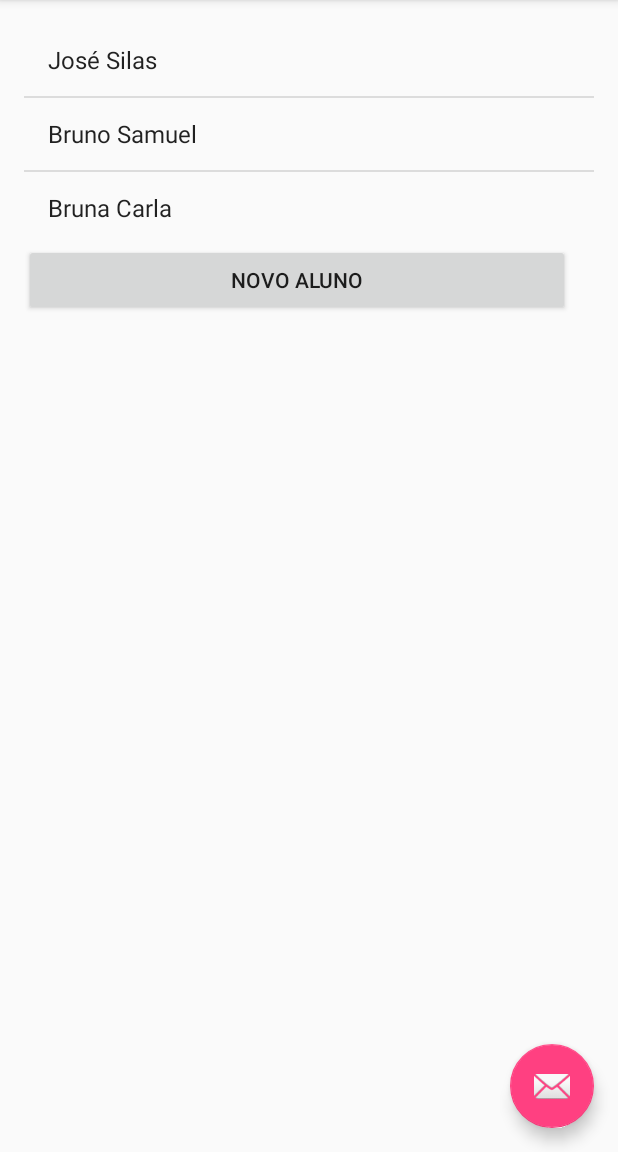
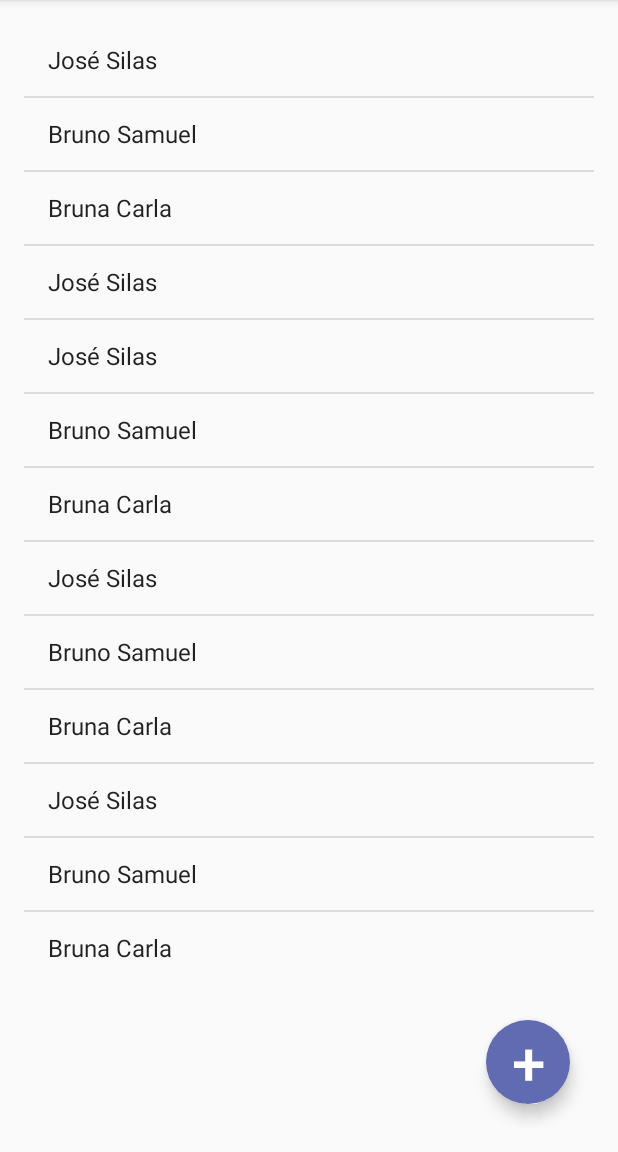
Before and after one commit to silasjr/agenda-android, an Android app: the screen it shows after launch (ListaAlunosActivity), on a phone screen of 412 x 824 dp, the part 84-1236 px from its top. Run offline under Robolectric (Android 15) with nearby library versions, the phone set to English and light mode, and no system bars.

Commit message:
Inicio do exercicio 3.

```diff
--- a/app/src/main/java/br/com/silasjr/agenda/ListaAlunosActivity.java
+++ b/app/src/main/java/br/com/silasjr/agenda/ListaAlunosActivity.java
@@ -2,8 +2,6 @@ package br.com.silasjr.agenda;
 
 import android.content.Intent;
 import android.os.Bundle;
-import android.support.design.widget.FloatingActionButton;
-import android.support.design.widget.Snackbar;
 import android.support.v7.app.AppCompatActivity;
 import android.support.v7.widget.Toolbar;
 import android.view.View;
@@ -18,7 +16,7 @@ public class ListaAlunosActivity extends AppCompatActivity {
         super.onCreate(savedInstanceState);
         setContentView(R.layout.activity_lista_alunos);
 
-        String[] alunos = {"José Silas", "Bruno Samuel", "Bruna Carla"};
+        String[] alunos = {"José Silas", "Bruno Samuel", "Bruna Carla", "José Silas","José Silas", "Bruno Samuel", "Bruna Carla", "José Silas", "Bruno Samuel", "Bruna Carla", "José Silas", "Bruno Samuel", "Bruna Carla"};
         ListView listAlunos = (ListView) findViewById(R.id.lista_alunos);
         ArrayAdapter<String> adapter = new ArrayAdapter<>(this, android.R.layout.simple_list_item_1, alunos);
         listAlunos.setAdapter(adapter);
@@ -34,14 +32,5 @@ public class ListaAlunosActivity extends AppCompatActivity {
 
         Toolbar toolbar = (Toolbar) findViewById(R.id.toolbar);
         setSupportActionBar(toolbar);
-
-       FloatingActionButton fab = (FloatingActionButton) findViewById(R.id.fab);
-        fab.setOnClickListener(new View.OnClickListener() {
-            @Override
-            public void onClick(View view) {
-                Snackbar.make(view, "Replace with your own action", Snackbar.LENGTH_LONG)
-                        .setAction("Action", null).show();
-            }
-        });
     }
 }
--- /dev/null
+++ b/app/src/main/res/drawable/fundo.xml
@@ -0,0 +1,5 @@
+<?xml version="1.0" encoding="utf-8"?>
+<shape xmlns:android="http://schemas.android.com/apk/res/android"
+    android:shape="oval">
+    <solid android:color="#606bb1" />
+</shape>
--- a/app/src/main/res/layout/activity_lista_alunos.xml
+++ b/app/src/main/res/layout/activity_lista_alunos.xml
@@ -24,12 +24,4 @@
 
     <include layout="@layout/content_lista_alunos"/>
 
-    <android.support.design.widget.FloatingActionButton
-        android:id="@+id/fab"
-        android:layout_width="wrap_content"
-        android:layout_height="wrap_content"
-        android:layout_gravity="bottom|end"
-        android:layout_margin="@dimen/fab_margin"
-        android:src="@android:drawable/ic_dialog_email" />
-
 </android.support.design.widget.CoordinatorLayout>
--- a/app/src/main/res/layout/content_formulario.xml
+++ b/app/src/main/res/layout/content_formulario.xml
@@ -54,7 +54,7 @@
             android:id="@+id/formulario_star"
             android:numStars="5"
             android:max="10"
-            android:layout_width="match_parent"
+            android:layout_width="wrap_content"
             android:layout_height="wrap_content"
             android:layout_gravity="center"/>
 
--- a/app/src/main/res/layout/content_lista_alunos.xml
+++ b/app/src/main/res/layout/content_lista_alunos.xml
@@ -1,5 +1,5 @@
 <?xml version="1.0" encoding="utf-8"?>
-<LinearLayout
+<RelativeLayout
     xmlns:android="http://schemas.android.com/apk/res/android"
     xmlns:tools="http://schemas.android.com/tools"
     xmlns:app="http://schemas.android.com/apk/res-auto"
@@ -21,11 +21,16 @@
 
     <Button
         android:id="@+id/novo_aluno"
-        android:layout_width="match_parent"
-        android:layout_height="wrap_content"
-        android:text="Novo aluno"
+        android:layout_width="56dp"
+        android:layout_height="56dp"
+        android:textColor="#ffffff"
+        android:textSize="40sp"
+        android:text="+"
+        android:elevation="6dp"
         android:layout_alignParentRight="true"
         android:layout_alignParentBottom="true"
         android:layout_marginRight="16dp"
-        android:layout_marginBottom="16dp" />
-</LinearLayout>
+        android:layout_marginBottom="16dp"
+        android:stateListAnimator="@null"
+        android:background="@drawable/fundo"/>
+</RelativeLayout>
```
Also changed, not shown: app/src/main/java/br/com/silasjr/agenda/FormularioActivity.java (+26 -13 lines), app/src/main/res/layout/activity_formulario.xml (+2 -9 lines), app/src/main/res/menu/menu_lista_alunos.xml (+4 -4 lines).
